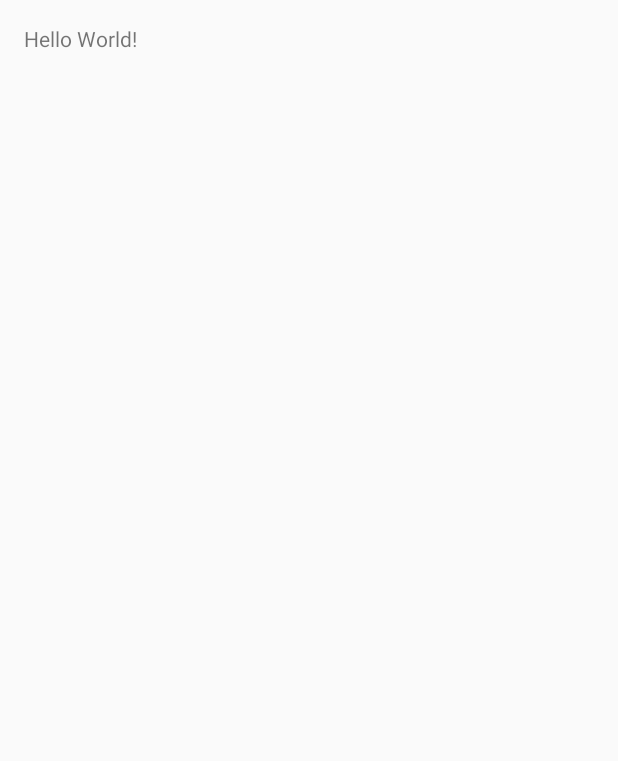
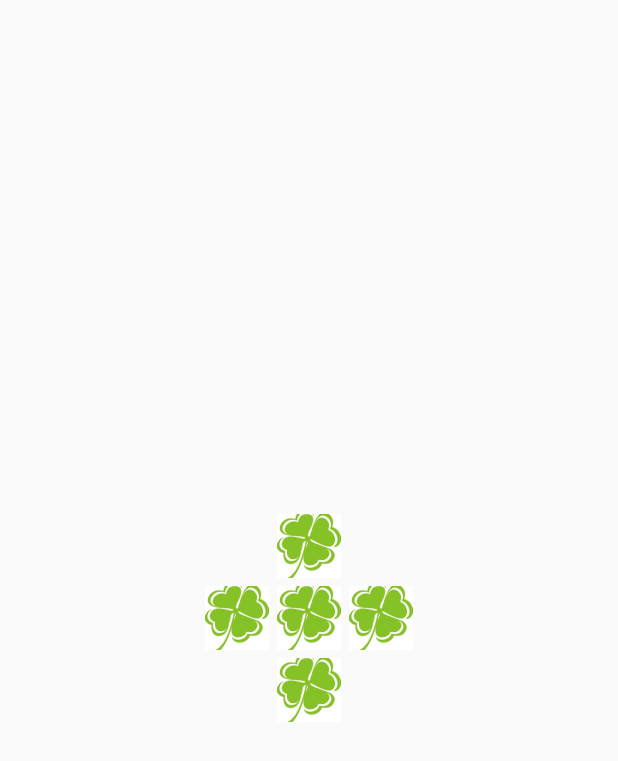
Before and after one commit to kim914/Elvin, an Android app: the screen it shows after launch (MainActivity), on a phone screen of 412 x 824 dp. Before the commit the part shown is almost empty. Shown: the top 761 px of the screen. Run offline under Robolectric (Android 15) with nearby library versions, the phone set to English and light mode, and no system bars.

Commit message:
Update for Relative Layout test 2th

```diff
--- a/AndroidStudioProjects/RelativeLayoutTest/app/src/main/res/layout/activity_main.xml
+++ b/AndroidStudioProjects/RelativeLayoutTest/app/src/main/res/layout/activity_main.xml
@@ -10,7 +10,41 @@
     tools:context="com.example.elvin.relativelayouttest.MainActivity">
 
     <TextView
+        android:id="@+id/view01"
         android:layout_width="wrap_content"
         android:layout_height="wrap_content"
-        android:text="Hello World!" />
+        android:layout_centerInParent="true"
+        android:background="@mipmap/leaf" />
+
+    <TextView
+        android:id="@+id/view02"
+        android:layout_width="wrap_content"
+        android:layout_height="wrap_content"
+        android:layout_above="@id/view01"
+        android:layout_alignLeft="@id/view01"
+        android:background="@mipmap/leaf" />
+
+    <TextView
+        android:id="@+id/view03"
+        android:layout_width="wrap_content"
+        android:layout_height="wrap_content"
+        android:layout_alignLeft="@id/view01"
+        android:layout_below="@id/view01"
+        android:background="@mipmap/leaf" />
+
+    <TextView
+        android:id="@+id/view04"
+        android:layout_width="wrap_content"
+        android:layout_height="wrap_content"
+        android:layout_alignTop="@id/view01"
+        android:layout_toLeftOf="@id/view01"
+        android:background="@mipmap/leaf" />
+
+    <TextView
+        android:id="@+id/view05"
+        android:layout_width="wrap_content"
+        android:layout_height="wrap_content"
+        android:layout_alignTop="@id/view01"
+        android:layout_toRightOf="@id/view01"
+        android:background="@mipmap/leaf" />
 </RelativeLayout>
```
Also changed, not shown: AndroidStudioProjects/RelativeLayoutTest/app/src/main/leaf-web.png (added), AndroidStudioProjects/RelativeLayoutTest/app/src/main/res/mipmap-hdpi/leaf.png (added), AndroidStudioProjects/RelativeLayoutTest/app/src/main/res/mipmap-mdpi/leaf.png (added), AndroidStudioProjects/RelativeLayoutTest/app/src/main/res/mipmap-xhdpi/leaf.png (added), AndroidStudioProjects/RelativeLayoutTest/app/src/main/res/mipmap-xxhdpi/leaf.png (added), AndroidStudioProjects/RelativeLayoutTest/app/src/main/res/mipmap-xxxhdpi/leaf.png (added).
